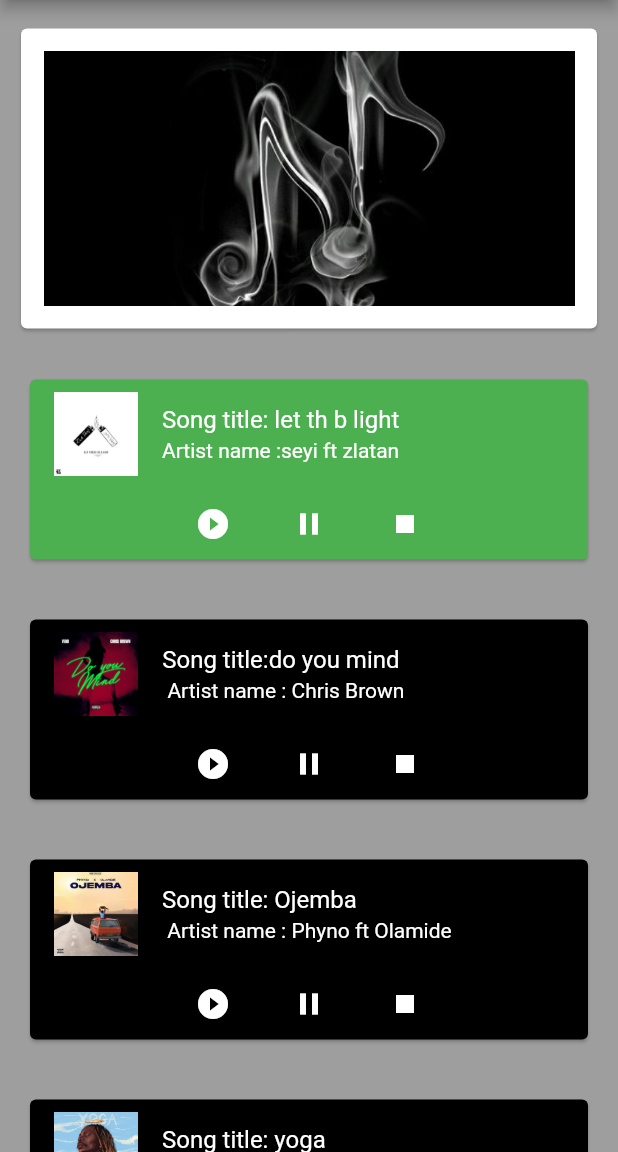
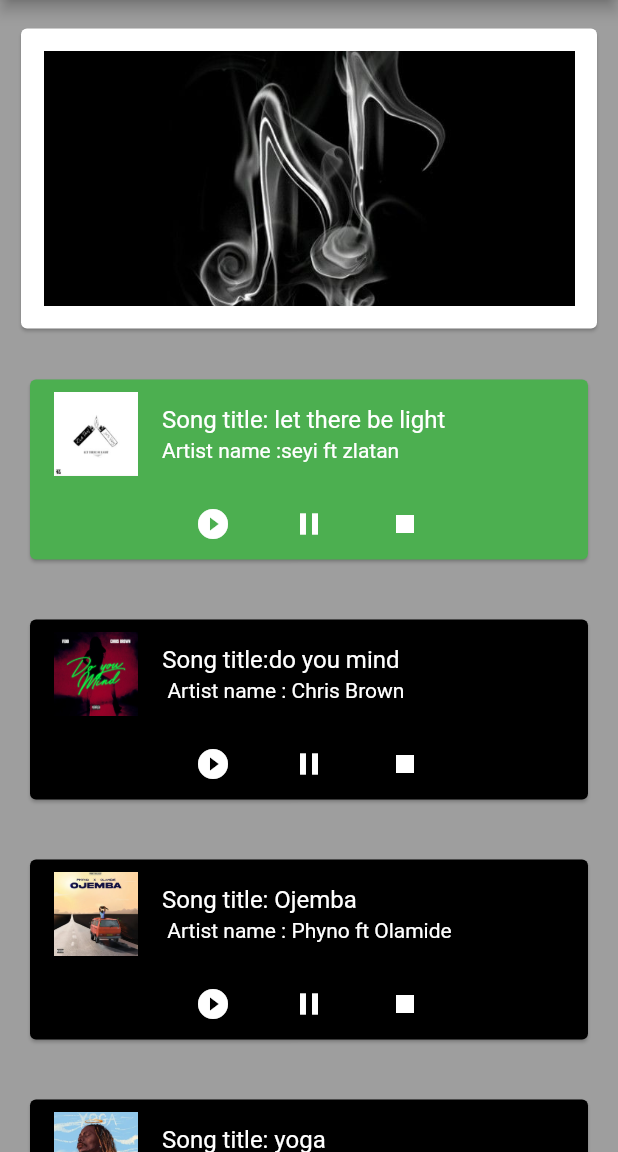
Before and after one commit to fidelmak/musicx, a Flutter app: the screen it shows after launch, on a phone screen of 412 x 824 dp, the part 84-1236 px from its top. Run offline on Flutter 3.47's test engine with Material 2 defaults, Android fonts, the phone set to English and light mode, and no system bars; our stand-ins replace audioplayers.

Commit message:
On branch master

```diff
--- a/lib/main.dart
+++ b/lib/main.dart
@@ -137,7 +137,7 @@ class _MusicXState extends State<MusicX> {
                     buildKey(
                       color: Colors.green,
                       soundNumber: 1,
-                      song: "Song title: let th b light",
+                      song: "Song title: let there be light",
                       artist: "Artist name :seyi ft zlatan",
                       image: Image.asset('assets/img/zlatan.jpeg'),
                     ),
```
